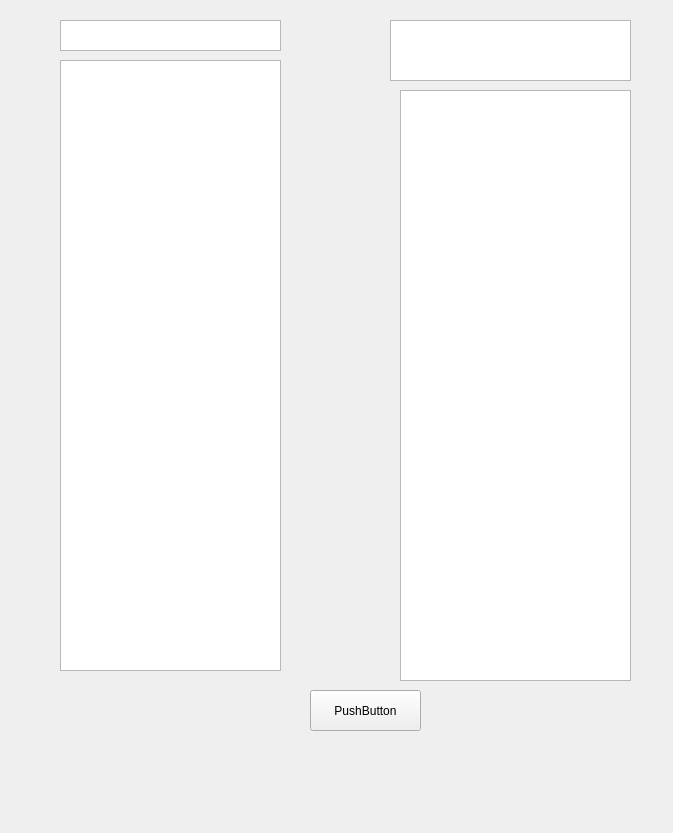
Old version of the form fileexplorer.ui in the repository Q-Wednesday/FTPClient.
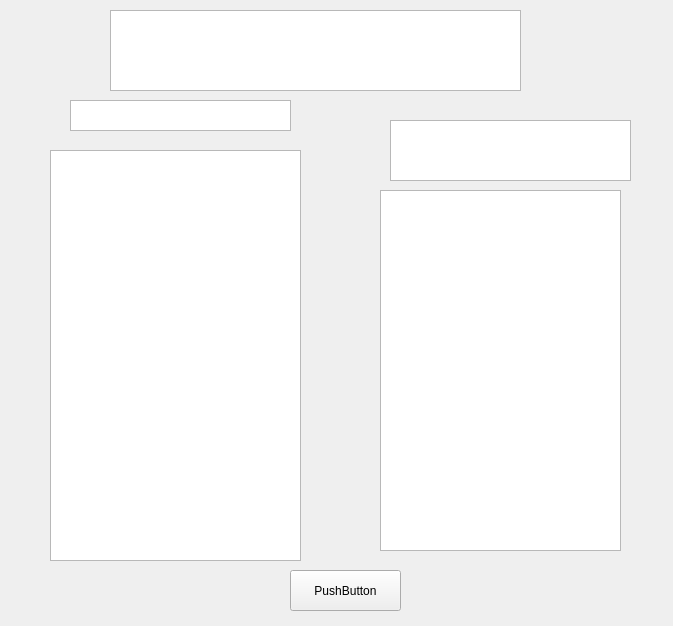
New version of the form.

Commit message: feat: add server response

```diff
--- a/fileexplorer.ui
+++ b/fileexplorer.ui
@@ -7,7 +7,7 @@
     <x>0</x>
     <y>0</y>
     <width>673</width>
-    <height>833</height>
+    <height>626</height>
    </rect>
   </property>
   <property name="windowTitle">
@@ -16,8 +16,8 @@
   <widget class="QPushButton" name="pushButton">
    <property name="geometry">
     <rect>
-     <x>310</x>
-     <y>690</y>
+     <x>290</x>
+     <y>570</y>
      <width>111</width>
      <height>41</height>
     </rect>
@@ -29,18 +29,18 @@
   <widget class="QListWidget" name="remoteFileInfo">
    <property name="geometry">
     <rect>
-     <x>60</x>
-     <y>60</y>
-     <width>221</width>
-     <height>611</height>
+     <x>50</x>
+     <y>150</y>
+     <width>251</width>
+     <height>411</height>
     </rect>
    </property>
   </widget>
   <widget class="QListWidget" name="remoteDir">
    <property name="geometry">
     <rect>
-     <x>60</x>
-     <y>20</y>
+     <x>70</x>
+     <y>100</y>
      <width>221</width>
      <height>31</height>
     </rect>
@@ -52,10 +52,10 @@
   <widget class="QListWidget" name="localFileInfo">
    <property name="geometry">
     <rect>
-     <x>400</x>
-     <y>90</y>
-     <width>231</width>
-     <height>591</height>
+     <x>380</x>
+     <y>190</y>
+     <width>241</width>
+     <height>361</height>
     </rect>
    </property>
   </widget>
@@ -63,7 +63,7 @@
    <property name="geometry">
     <rect>
      <x>390</x>
-     <y>20</y>
+     <y>120</y>
      <width>241</width>
      <height>61</height>
     </rect>
@@ -72,6 +72,16 @@
     <enum>QListView::LeftToRight</enum>
    </property>
   </widget>
+  <widget class="QTextBrowser" name="serverResponse">
+   <property name="geometry">
+    <rect>
+     <x>110</x>
+     <y>10</y>
+     <width>411</width>
+     <height>81</height>
+    </rect>
+   </property>
+  </widget>
  </widget>
  <resources/>
  <connections/>
```
Left out of the diff: 12 changed lines with no effect on the pictures. The commit also changes 5 other files.
